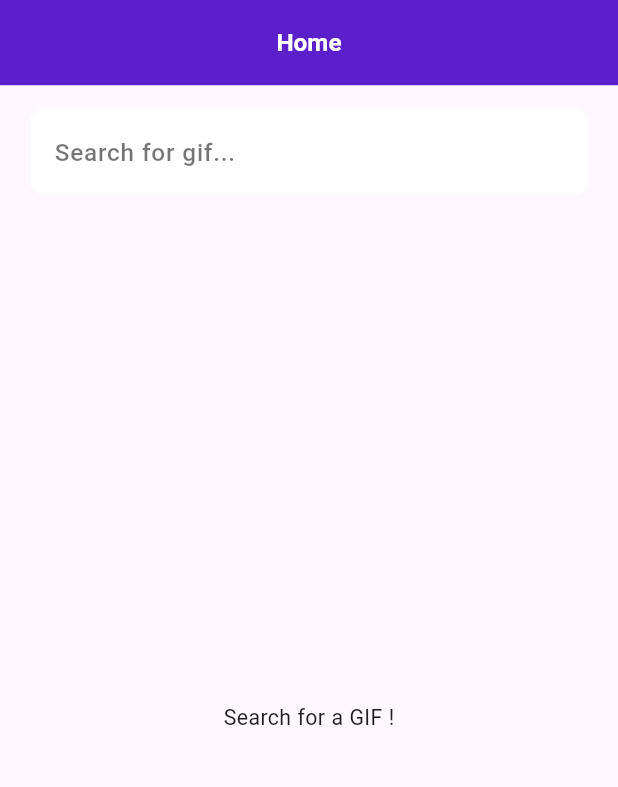
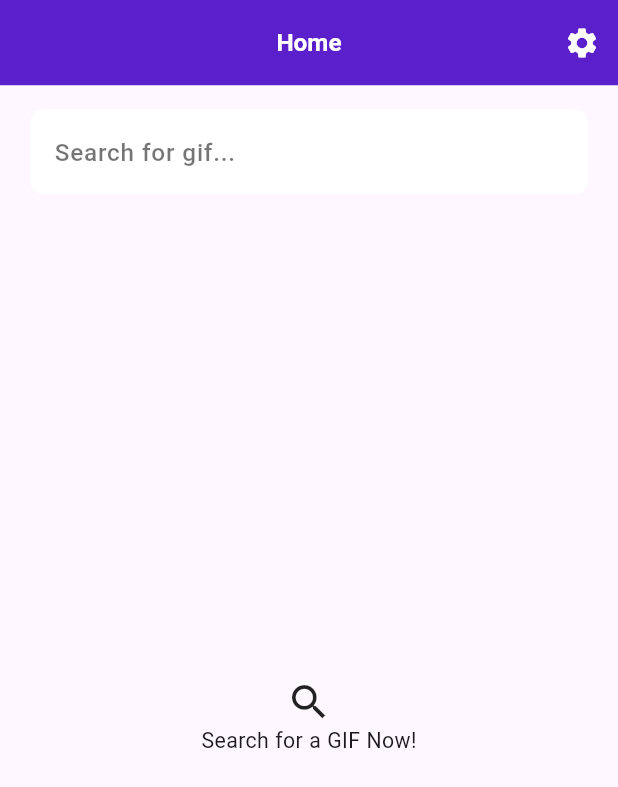
Before and after one commit to nezarab404/cube_task, a Flutter app: the screen it shows after launch, on a phone screen of 412 x 824 dp. Shown: the top 787 px of the screen. Run offline on Flutter 3.47's test engine with Material 3 defaults, Android fonts, the light colour scheme and no system bars; our stand-ins replace bot_toast, cached_network_image, connectivity_plus, dartz, dio, easy_localization and 12 more; missing offline and left inert: restart; accounts and stored records are empty; generated files the repository leaves out were written again; Roboto replaces fonts that are missing (Cairo).

Commit message:
feat(home) : translate application

```diff
--- a/lib/features/home/presentation/home_screen.dart
+++ b/lib/features/home/presentation/home_screen.dart
@@ -1,12 +1,12 @@
 import 'package:cube_task/features/home/presentation/cubit/home_cubit.dart';
 import 'package:cube_task/features/home/presentation/widgets/gifs_grid.dart';
+import 'package:cube_task/features/settings/presentation/settings_screen.dart';
 import 'package:cube_task/shared/components/custom_app_bar.dart';
 import 'package:cube_task/shared/components/custom_text_field.dart';
 import 'package:cube_task/shared/utils/debouncer.dart';
 import 'package:flutter_bloc/flutter_bloc.dart';
 
 import '../../../generated/locale_keys.g.dart';
-import '../../../shared/theme/app_colors.dart';
 import 'package:easy_localization/easy_localization.dart';
 import 'package:flutter/material.dart';
 
@@ -22,6 +22,17 @@ class HomeScreen extends StatelessWidget {
     return Scaffold(
       appBar: CustomAppBar.createAppBar(
         title: LocaleKeys.home.tr(),
+        actions: [
+          IconButton(
+            onPressed: () {
+              SettingsScreen.launchScreen();
+            },
+            icon: const Icon(
+              Icons.settings,
+              color: Colors.white,
+            ),
+          )
+        ],
       ),
       body: Padding(
           padding: UIHelper.pagePadding,
@@ -29,7 +40,7 @@ class HomeScreen extends StatelessWidget {
             children: [
               CustomTextField(
                 controller: context.read<HomeCubit>().searchController,
-                hint: 'Search for gif...',
+                hint: LocaleKeys.search_for_gif.tr(),
                 onChange: (str) {
                   debouncer.run(() {
                     context.read<HomeCubit>().getGifs(isRefresh: true);
--- a/lib/features/home/presentation/pages/gif_details.dart
+++ b/lib/features/home/presentation/pages/gif_details.dart
@@ -1,7 +1,9 @@
+import 'package:cube_task/generated/locale_keys.g.dart';
 import 'package:cube_task/shared/components/app_text.dart';
 import 'package:cube_task/shared/components/custom_app_bar.dart';
 import 'package:cube_task/shared/components/custom_cached_image.dart';
 import 'package:cube_task/shared/utils/ui_helper.dart';
+import 'package:easy_localization/easy_localization.dart';
 import 'package:flutter/material.dart';
 
 import '../../../../shared/routing/router.dart';
@@ -25,7 +27,7 @@ class GifDetails extends StatelessWidget {
   Widget build(BuildContext context) {
     return Scaffold(
       appBar: CustomAppBar.createAppBar(
-        title: 'Gif Details',
+        title: LocaleKeys.gif_details.tr(),
         hideLeading: false,
       ),
       body: Padding(
--- a/lib/features/home/presentation/widgets/gifs_grid.dart
+++ b/lib/features/home/presentation/widgets/gifs_grid.dart
@@ -1,4 +1,6 @@
 import 'package:cube_task/features/home/presentation/cubit/home_cubit.dart';
+import 'package:cube_task/generated/locale_keys.g.dart';
+import 'package:easy_localization/easy_localization.dart';
 import 'package:flutter/material.dart';
 import 'package:flutter_bloc/flutter_bloc.dart';
 import 'package:flutter_screenutil/flutter_screenutil.dart';
@@ -48,7 +50,7 @@ class GifsGrid extends StatelessWidget {
               if (state is HomeSuccess &&
                   !state.hasMore &&
                   index == state.gifs.length) {
-                return const AppText(text: 'No More Items');
+                return AppText(text: LocaleKeys.no_more_items.tr());
               }
               return GifCard(gifResponse: gifs[index]);
             },
--- a/lib/features/home/presentation/widgets/initial_state_widget.dart
+++ b/lib/features/home/presentation/widgets/initial_state_widget.dart
@@ -1,5 +1,9 @@
+import 'package:cube_task/features/home/presentation/widgets/gifs_grid.dart';
+import 'package:easy_localization/easy_localization.dart';
 import 'package:flutter/material.dart';
+import 'package:flutter_screenutil/flutter_screenutil.dart';
 
+import '../../../../generated/locale_keys.g.dart';
 import '../../../../shared/components/app_text.dart';
 
 class InitialStateWidget extends StatelessWidget {
@@ -7,8 +11,17 @@ class InitialStateWidget extends StatelessWidget {
 
   @override
   Widget build(BuildContext context) {
-    return const Center(
-      child: AppText(text: 'Search for a GIF !'),
+    return Center(
+      child: Column(
+        mainAxisAlignment: MainAxisAlignment.center,
+        children: [
+          Icon(
+            Icons.search,
+            size: 30.sp,
+          ),
+          AppText(text: LocaleKeys.search_for_a_GIF.tr()),
+        ],
+      ),
     );
   }
 }
--- a/lib/shared/routing/router.dart
+++ b/lib/shared/routing/router.dart
@@ -1,6 +1,7 @@
 import 'package:bot_toast/bot_toast.dart';
 import 'package:cube_task/features/home/data/models/gif_response.dart';
 import 'package:cube_task/features/home/presentation/pages/gif_details.dart';
+import 'package:cube_task/features/settings/presentation/settings_screen.dart';
 import '../../features/home/presentation/cubit/home_cubit.dart';
 import '../di/app_di.dart';
 import 'package:flutter/material.dart';
@@ -47,6 +48,12 @@ class AppRouter {
               );
             },
           ),
+          GoRoute(
+            path: RoutesPaths.settings,
+            builder: (BuildContext context, GoRouterState state) {
+              return const SettingsScreen();
+            },
+          ),
         ],
       );
 
--- a/lib/shared/routing/routes_paths.dart
+++ b/lib/shared/routing/routes_paths.dart
@@ -1,4 +1,5 @@
 abstract final class RoutesPaths {
   static String home = '/home';
   static String gifDetails = '/gifDetails';
+  static String settings = '/settings';
 }
```
Also changed, not shown: assets/i18n/ar.json (+8 -1 lines), assets/i18n/en.json (+8 -1 lines), lib/features/settings/presentation/settings_screen.dart (added, +44 -0 lines).
